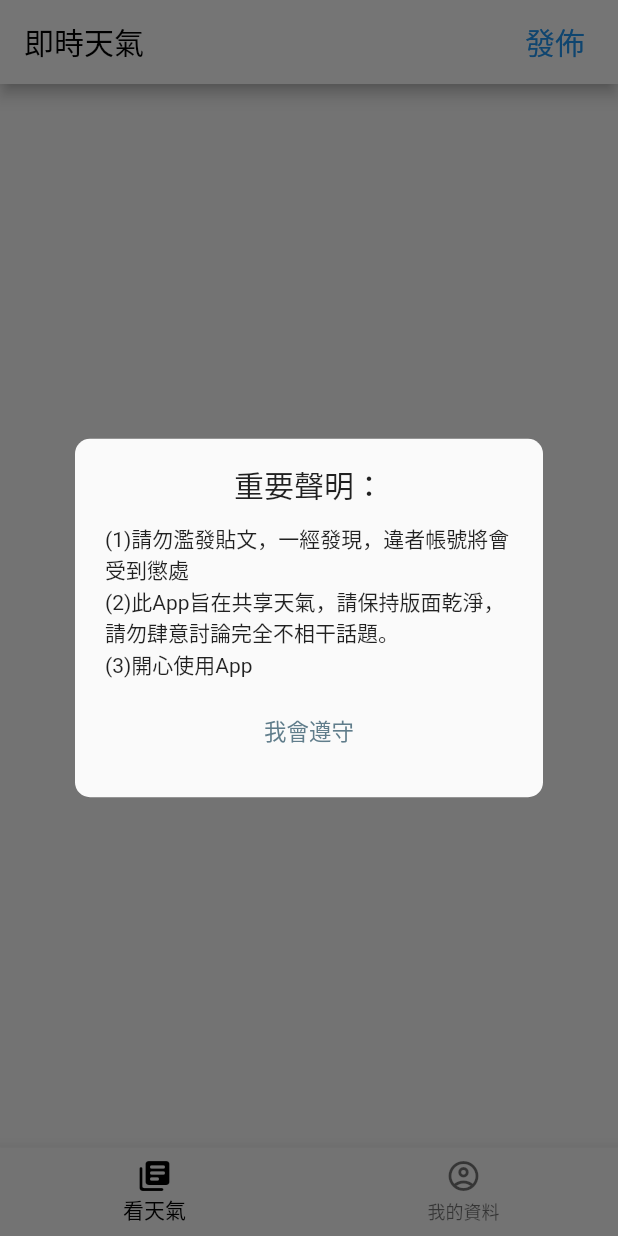
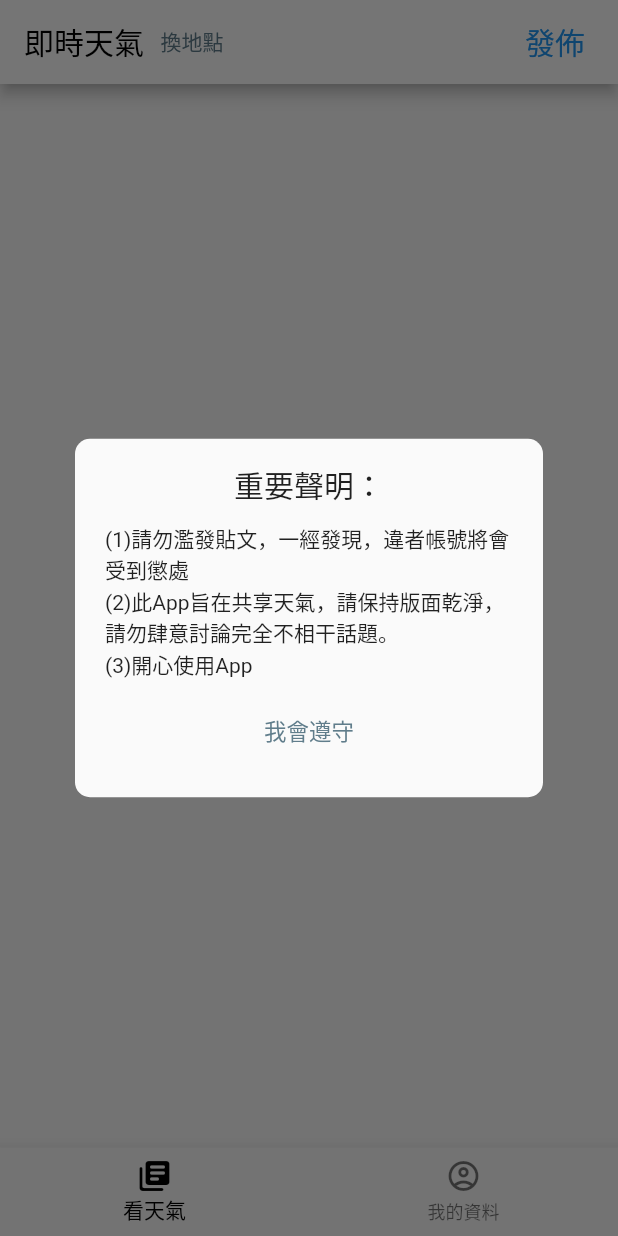
Before and after one commit to Wayne-Wang-Wayne/real_weather_app, a Flutter app: the screen it shows once a user with an empty profile is signed in, on a phone screen of 412 x 824 dp. Run offline on Flutter 3.47's test engine with Material 2 defaults, Android fonts, the phone set to English and light mode, and no system bars; our stand-ins replace cloud_firestore, firebase_auth, firebase_core, firebase_storage, flutter_easyloading, font_awesome_flutter and 3 more; missing offline and left inert: flutter_picker, image_downloader; accounts and stored records are empty.

Commit message:
新增主頁選地點picker(拿資料邏輯待實作)

```diff
--- a/lib/mainPage/mainPostPage/screens/mainPostScreen.dart
+++ b/lib/mainPage/mainPostPage/screens/mainPostScreen.dart
@@ -1,13 +1,17 @@
+import 'dart:convert';
+
 import 'package:cloud_firestore/cloud_firestore.dart';
 import 'package:firebase_auth/firebase_auth.dart';
 import 'package:flutter/material.dart';
 import 'package:flutter/src/foundation/key.dart';
 import 'package:flutter/src/widgets/framework.dart';
+import 'package:flutter_picker/flutter_picker.dart';
 import 'package:provider/provider.dart';
 import 'package:real_weather_shared_app/mainPage/createPostPage/screens/createPostScreen.dart';
 import 'package:real_weather_shared_app/mainPage/mainPostPage/providers/mainPostPageProvider.dart';
 import 'package:real_weather_shared_app/mainPage/mainPostPage/screens/postMessageScreen.dart';
 import 'package:real_weather_shared_app/mainPage/mainPostPage/widgets/postItem.dart';
+import 'package:real_weather_shared_app/mainPage/models/areaData.dart';
 import 'package:real_weather_shared_app/utils/customPageRoute.dart';
 
 import '../../models/postModel.dart';
@@ -171,6 +175,11 @@ class _MainPostScreenState extends State<MainPostScreen>
                 "即時天氣",
                 style: TextStyle(color: Colors.black),
               ),
+              TextButton(
+                  onPressed: () {
+                    showPicker(context);
+                  },
+                  child: Text("換地點")),
             ],
           ),
           actions: [
@@ -330,6 +339,21 @@ class _MainPostScreenState extends State<MainPostScreen>
         duration: Duration(milliseconds: 500), curve: Curves.easeIn);
   }
 
+  showPicker(BuildContext context) async {
+    Picker(
+        height: 100,
+        itemExtent: 40,
+        adapter: PickerDataAdapter<String>(
+            pickerdata: AreaData().areaDataForMainPostPicker),
+        hideHeader: true,
+        title: Text("選擇地點"),
+        selectedTextStyle: TextStyle(color: Colors.blue),
+        onConfirm: (Picker picker, List value) {
+          print(value.toString());
+          print(picker.getSelectedValues());
+        }).showDialog(context);
+  }
+
   @override
   bool get wantKeepAlive => true;
 }
--- a/lib/mainPage/models/areaData.dart
+++ b/lib/mainPage/models/areaData.dart
@@ -379,4 +379,429 @@ class AreaData {
     '金門縣': ['金城鎮', '金湖鎮', '金沙鎮', '金寧鄉', '烈嶼鄉', '烏坵鄉'],
     '連江縣': ['南竿鄉', '北竿鄉', '莒光鄉', '東引鄉']
   };
+
+  final areaDataForMainPostPicker = [
+    {
+      '臺北市': [
+        '中正區',
+        '大同區',
+        '中山區',
+        '萬華區',
+        '信義區',
+        '松山區',
+        '大安區',
+        '南港區',
+        '北投區',
+        '內湖區',
+        '士林區',
+        '文山區'
+      ]
+    },
+    {
+      '新北市': [
+        '板橋區',
+        '新莊區',
+        '泰山區',
+        '林口區',
+        '淡水區',
+        '金山區',
+        '八里區',
+        '萬里區',
+        '石門區',
+        '三芝區',
+        '瑞芳區',
+        '汐止區',
+        '平溪區',
+        '貢寮區',
+        '雙溪區',
+        '深坑區',
+        '石碇區',
+        '新店區',
+        '坪林區',
+        '烏來區',
+        '中和區',
+        '永和區',
+        '土城區',
+        '三峽區',
+        '樹林區',
+        '鶯歌區',
+        '三重區',
+        '蘆洲區',
+        '五股區'
+      ]
+    },
+    {
+      '基隆市': ['仁愛區', '中正區', '信義區', '中山區', '安樂區', '暖暖區', '七堵區']
+    },
+    {
+      '桃園市': [
+        '桃園區',
+        '中壢區',
+        '平鎮區',
+        '八德區',
+        '楊梅區',
+        '蘆竹區',
+        '龜山區',
+        '龍潭區',
+        '大溪區',
+        '大園區',
+        '觀音區',
+        '新屋區',
+        '復興區'
+      ]
+    },
+    {
+      '新竹縣': [
+        '竹北市',
+        '竹東鎮',
+        '新埔鎮',
+        '關西鎮',
+        '峨眉鄉',
+        '寶山鄉',
+        '北埔鄉',
+        '橫山鄉',
+        '芎林鄉',
+        '湖口鄉',
+        '新豐鄉',
+        '尖石鄉',
+        '五峰鄉'
+      ]
+    },
+    {
+      '新竹市': ['東區', '北區', '香山區']
+    },
+    {
+      '苗栗縣': [
+        '苗栗市',
+        '通霄鎮',
+        '苑裡鎮',
+        '竹南鎮',
+        '頭份鎮',
+        '後龍鎮',
+        '卓蘭鎮',
+        '西湖鄉',
+        '頭屋鄉',
+        '公館鄉',
+        '銅鑼鄉',
+        '三義鄉',
+        '造橋鄉',
+        '三灣鄉',
+        '南庄鄉',
+        '大湖鄉',
+        '獅潭鄉',
+        '泰安鄉'
+      ]
+    },
+    {
+      '臺中市': [
+        '中區',
+        '東區',
+        '南區',
+        '西區',
+        '北區',
+        '北屯區',
+        '西屯區',
+        '南屯區',
+        '太平區',
+        '大里區',
+        '霧峰區',
+        '烏日區',
+        '豐原區',
+        '后里區',
+        '東勢區',
+        '石岡區',
+        '新社區',
+        '和平區',
+        '神岡區',
+        '潭子區',
+        '大雅區',
+        '大肚區',
+        '龍井區',
+        '沙鹿區',
+        '梧棲區',
+        '清水區',
+        '大甲區',
+        '外埔區',
+        '大安區'
+      ]
+    },
+    {
+      '南投縣': [
+        '南投市',
+        '埔里鎮',
+        '草屯鎮',
+        '竹山鎮',
+        '集集鎮',
+        '名間鄉',
+        '鹿谷鄉',
+        '中寮鄉',
+        '魚池鄉',
+        '國姓鄉',
+        '水里鄉',
+        '信義鄉',
+        '仁愛鄉'
+      ]
+    },
+    {
+      '彰化縣': [
+        '彰化市',
+        '員林鎮',
+        '和美鎮',
+        '鹿港鎮',
+        '溪湖鎮',
+        '二林鎮',
+        '田中鎮',
+        '北斗鎮',
+        '花壇鄉',
+        '芬園鄉',
+        '大村鄉',
+        '永靖鄉',
+        '伸港鄉',
+        '線西鄉',
+        '福興鄉',
+        '秀水鄉',
+        '埔心鄉',
+        '埔鹽鄉',
+        '大城鄉',
+        '芳苑鄉',
+        '竹塘鄉',
+        '社頭鄉',
+        '二水鄉',
+        '田尾鄉',
+        '埤頭鄉',
+        '溪州鄉'
+      ]
+    },
+    {
+      '雲林縣': [
+        '斗六市',
+        '斗南鎮',
+        '虎尾鎮',
+        '西螺鎮',
+        '土庫鎮',
+        '北港鎮',
+        '莿桐鄉',
+        '林內鄉',
+        '古坑鄉',
+        '大埤鄉',
+        '崙背鄉',
+        '二崙鄉',
+        '麥寮鄉',
+        '臺西鄉',
+        '東勢鄉',
+        '褒忠鄉',
+        '四湖鄉',
+        '口湖鄉',
+        '水林鄉',
+        '元長鄉'
+      ]
+    },
+    {
+      '嘉義縣': [
+        '太保市',
+        '朴子市',
+        '布袋鎮',
+        '大林鎮',
+        '民雄鄉',
+        '溪口鄉',
+        '新港鄉',
+        '六腳鄉',
+        '東石鄉',
+        '義竹鄉',
+        '鹿草鄉',
+        '水上鄉',
+        '中埔鄉',
+        '竹崎鄉',
+        '梅山鄉',
+        '番路鄉',
+        '大埔鄉',
+        '阿里山鄉'
+      ]
+    },
+    {
+      '嘉義市': ['東區', '西區']
+    },
+    {
+      '臺南市': [
+        '中西區',
+        '東區',
+        '南區',
+        '北區',
+        '安平區',
+        '安南區',
+        '永康區',
+        '歸仁區',
+        '新化區',
+        '左鎮區',
+        '玉井區',
+        '楠西區',
+        '南化區',
+        '仁德區',
+        '關廟區',
+        '龍崎區',
+        '官田區',
+        '麻豆區',
+        '佳里區',
+        '西港區',
+        '七股區',
+        '將軍區',
+        '學甲區',
+        '北門區',
+        '新營區',
+        '後壁區',
+        '白河區',
+        '東山區',
+        '六甲區',
+        '下營區',
+        '柳營區',
+        '鹽水區',
+        '善化區',
+        '大內區',
+        '山上區',
+        '新市區',
+        '安定區'
+      ]
+    },
+    {
+      '高雄市': [
+        '楠梓區',
+        '左營區',
+        '鼓山區',
+        '三民區',
+        '鹽埕區',
+        '前金區',
+        '新興區',
+        '苓雅區',
+        '前鎮區',
+        '小港區',
+        '旗津區',
+        '鳳山區',
+        '大寮區',
+        '鳥松區',
+        '林園區',
+        '仁武區',
+        '大樹區',
+        '大社區',
+        '岡山區',
+        '路竹區',
+        '橋頭區',
+        '梓官區',
+        '彌陀區',
+        '永安區',
+        '燕巢區',
+        '田寮區',
+        '阿蓮區',
+        '茄萣區',
+        '湖內區',
+        '旗山區',
+        '美濃區',
+        '內門區',
+        '杉林區',
+        '甲仙區',
+        '六龜區',
+        '茂林區',
+        '桃源區',
+        '那瑪夏區'
+      ]
+    },
+    {
+      '屏東縣': [
+        '屏東市',
+        '潮州鎮',
+        '東港鎮',
+        '恆春鎮',
+        '萬丹鄉',
+        '長治鄉',
+        '麟洛鄉',
+        '九如鄉',
+        '里港鄉',
+        '鹽埔鄉',
+        '高樹鄉',
+        '萬巒鄉',
+        '內埔鄉',
+        '竹田鄉',
+        '新埤鄉',
+        '枋寮鄉',
+        '新園鄉',
+        '崁頂鄉',
+        '林邊鄉',
+        '南州鄉',
+        '佳冬鄉',
+        '琉球鄉',
+        '車城鄉',
+        '滿州鄉',
+        '枋山鄉',
+        '霧台鄉',
+        '瑪家鄉',
+        '泰武鄉',
+        '來義鄉',
+        '春日鄉',
+        '獅子鄉',
+        '牡丹鄉',
+        '三地門鄉'
+      ]
+    },
+    {
+      '宜蘭縣': [
+        '宜蘭市',
+        '羅東鎮',
+        '蘇澳鎮',
+        '頭城鎮',
+        '礁溪鄉',
+        '壯圍鄉',
+        '員山鄉',
+        '冬山鄉',
+        '五結鄉',
+        '三星鄉',
+        '大同鄉',
+        '南澳鄉'
+      ]
+    },
+    {
+      '花蓮縣': [
+        '花蓮市',
+        '鳳林鎮',
+        '玉里鎮',
+        '新城鄉',
+        '吉安鄉',
+        '壽豐鄉',
+        '秀林鄉',
+        '光復鄉',
+        '豐濱鄉',
+        '瑞穗鄉',
+        '萬榮鄉',
+        '富里鄉',
+        '卓溪鄉'
+      ]
+    },
+    {
+      '臺東縣': [
+        '臺東市',
+        '成功鎮',
+        '關山鎮',
+        '長濱鄉',
+        '海端鄉',
+        '池上鄉',
+        '東河鄉',
+        '鹿野鄉',
+        '延平鄉',
+        '卑南鄉',
+        '金峰鄉',
+        '大武鄉',
+        '達仁鄉',
+        '綠島鄉',
+        '蘭嶼鄉',
+        '太麻里鄉'
+      ]
+    },
+    {
+      '澎湖縣': ['馬公市', '湖西鄉', '白沙鄉', '西嶼鄉', '望安鄉', '七美鄉']
+    },
+    {
+      '金門縣': ['金城鎮', '金湖鎮', '金沙鎮', '金寧鄉', '烈嶼鄉', '烏坵鄉']
+    },
+    {
+      '連江縣': ['南竿鄉', '北竿鄉', '莒光鄉', '東引鄉']
+    }
+  ];
 }
--- a/pubspec.yaml
+++ b/pubspec.yaml
@@ -56,6 +56,7 @@ dependencies:
   flutter_cache_manager: ^3.3.0
   image: ^3.2.0
   image_downloader: ^0.31.0
+  flutter_picker: ^2.0.5
 
 dev_dependencies:
   flutter_test:
```
Also changed, not shown: pubspec.lock.
